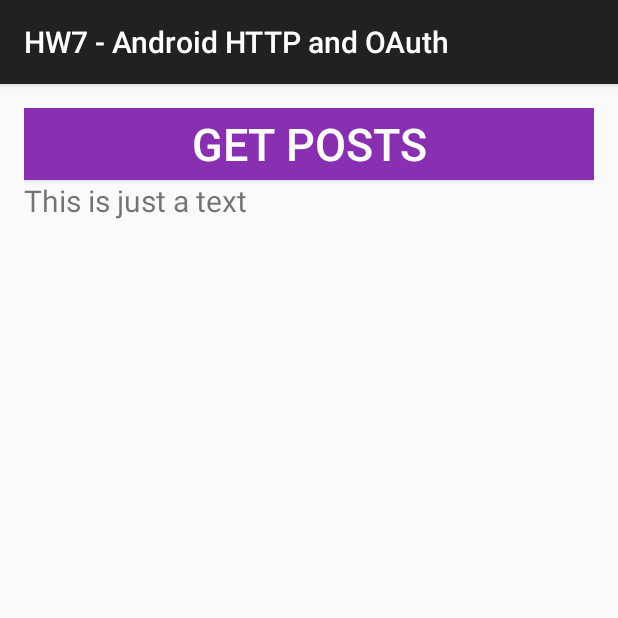
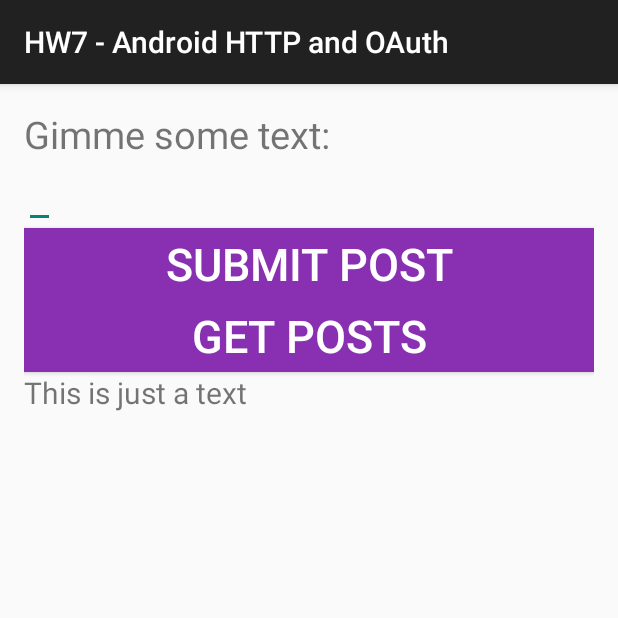
Before and after one commit to hashems/Mobile-Development-Projects, an Android app: the APIActivity screen opened directly, with no data from a screen before it, on a phone screen of 412 x 824 dp, the top half of it. Run offline under Robolectric (Android 15) with nearby library versions, the phone set to English and light mode, and no system bars; libraries missing offline, so code that uses them is left out: net.openid.appauth; 2 statements that could not run were skipped.

Commit message:
Add views for user input and post submission; clean up code

```diff
--- a/app/src/main/java/hashems/hw7/APIActivity.java
+++ b/app/src/main/java/hashems/hw7/APIActivity.java
@@ -40,10 +40,6 @@ import android.util.Log;
 
 public class APIActivity extends AppCompatActivity {
 
-    // Google Cloud Platform Credentials - CS 496 HW7
-    public String APIkey = "AIzaSyCBag-v-Fso3d6K2hWbZdu5IzHxLjJivjo";
-    public String clientID = "785176820736-9ctev4vqlmho2d2brgv1lo8d8hg5s7cl.apps.googleusercontent.com";
-
     private AuthorizationService mAuthorizationService;
     private AuthState mAuthState;
     private OkHttpClient mOkHttpClient;
@@ -51,7 +47,7 @@ public class APIActivity extends AppCompatActivity {
     @Override
     protected void onCreate(Bundle savedInstanceState) {
         super.onCreate(savedInstanceState);
-        SharedPreferences authPreferences = getSharedPreferences("auth", MODE_PRIVATE);
+        SharedPreferences authPreference = getSharedPreferences("auth", MODE_PRIVATE);
         setContentView(R.layout.activity_api);
         mAuthorizationService = new AuthorizationService(this);
 
@@ -64,14 +60,13 @@ public class APIActivity extends AppCompatActivity {
                     mAuthState.performActionWithFreshTokens(mAuthorizationService, new AuthState.AuthStateAction() {
                         @Override
                         public void execute(@Nullable String accessToken, @Nullable String idToken, @Nullable AuthorizationException e) {
-                            Log.d("accessToken", accessToken);
                             if (e == null) {
                                 mOkHttpClient = new OkHttpClient();
                                 HttpUrl reqUrl = HttpUrl.parse("https://www.googleapis.com/plusDomains/v1/people/me/activities/user");
                                 reqUrl = reqUrl.newBuilder().addQueryParameter("key", "AIzaSyCBag-v-Fso3d6K2hWbZdu5IzHxLjJivjo").build();
                                 Request request = new Request.Builder()
                                         .url(reqUrl)
-                                        .addHeader("Authorization", "Bearer" + accessToken)
+                                        .addHeader("Authorization", "Bearer " + accessToken)
                                         .build();
                                 mOkHttpClient.newCall(request).enqueue(new Callback() {
                                     @Override
@@ -82,7 +77,6 @@ public class APIActivity extends AppCompatActivity {
                                     @Override
                                     public void onResponse(Call call, Response response) throws IOException {
                                         String r = response.body().string();
-                                        Log.d("response", r);
                                         try {
                                             JSONObject j = new JSONObject(r);
                                             JSONArray items = j.getJSONArray("items");
@@ -102,9 +96,7 @@ public class APIActivity extends AppCompatActivity {
                                             runOnUiThread(new Runnable() {
                                                 @Override
                                                 public void run() {
-//                                                    ListView postListView = (ListView) findViewById(R.id.posts);
-//                                                    postListView.setAdapter(postAdapter);
-                                                    ((ListView)findViewById(R.id.posts)).setAdapter(postAdapter);
+                                                    ((ListView)findViewById(R.id.posts_list)).setAdapter(postAdapter);
                                                 }
                                             });
                                         } catch (JSONException e1) {
@@ -142,7 +134,6 @@ public class APIActivity extends AppCompatActivity {
         }
 
         if (auth != null && auth.getAccessToken() != null) {
-            Log.d("auth", auth.getAccessToken());
             return auth;
         } else {
             updateAuthState();
--- a/app/src/main/res/layout/activity_api.xml
+++ b/app/src/main/res/layout/activity_api.xml
@@ -10,6 +10,26 @@
     android:paddingTop="@dimen/activity_vertical_margin"
     android:orientation="vertical"
     tools:context="hashems.hw7.APIActivity">
+
+        <TextView
+            android:layout_width="wrap_content"
+            android:layout_height="wrap_content"
+            android:textSize="25sp"
+            android:text="@string/input_prompt" />
+
+        <EditText
+            android:id="@+id/input"
+            android:layout_width="wrap_content"
+            android:layout_height="wrap_content"
+            android:inputType="text" />
+
+        <Button
+            android:layout_width="match_parent"
+            android:layout_height="wrap_content"
+            android:textSize="30sp"
+            android:background="@color/colorButton"
+            android:textColor="@color/colorPrimaryText"
+            android:text="@string/make_post" />
 
         <Button
             android:id="@+id/button_get_posts"
@@ -27,7 +47,7 @@
             android:text="This is just a text" />
 
         <ListView
-            android:id="@+id/posts"
+            android:id="@+id/posts_list"
             android:layout_width="match_parent"
             android:layout_height="wrap_content" />
 
--- a/app/src/main/res/layout/post_item.xml
+++ b/app/src/main/res/layout/post_item.xml
@@ -13,13 +13,13 @@
 
     <TextView
         android:id="@+id/post_item_title"
-        android:layout_width="wrap_content"
+        android:layout_width="match_parent"
         android:layout_height="wrap_content"
         android:textSize="25sp" />
 
     <TextView
         android:id="@+id/post_item_date"
-        android:layout_width="wrap_content"
+        android:layout_width="match_parent"
         android:layout_height="wrap_content"
         android:textSize="20sp" />
 </LinearLayout>
--- a/app/src/main/res/values/strings.xml
+++ b/app/src/main/res/values/strings.xml
@@ -3,4 +3,6 @@
     <string name="intro">Hello, World! It\'s me, Android HTTP! And me, OAuth!</string>
     <string name="start">Let\'s Go!</string>
     <string name="get_posts">Get Posts</string>
+    <string name="make_post">Submit Post</string>
+    <string name="input_prompt">Gimme some text: </string>
 </resources>
```
